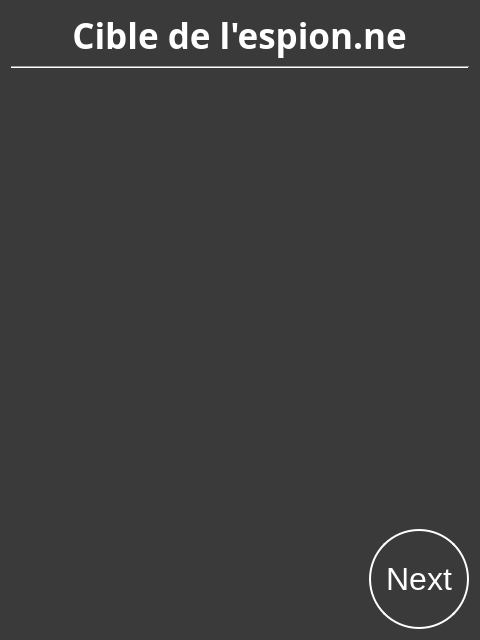
This is SporzOBC-WAL/code/resources/Phases/Night/Spy/target.ui in Eben-Epi/SporzOBC as Qt 5 draws it before an edit. The edited form follows.
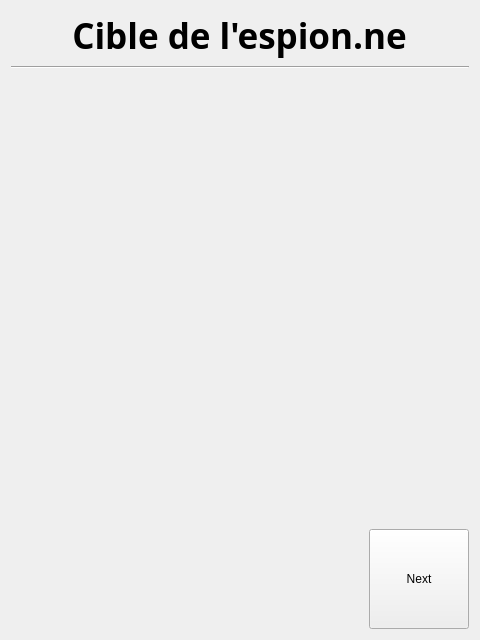
This is the edited form.

Commit message: Changed style management of application (will need to use scratchpad pour a lot of night ui views)

Diff of the .ui file:
```diff
--- a/SporzOBC-WAL/code/resources/Phases/Night/Spy/target.ui
+++ b/SporzOBC-WAL/code/resources/Phases/Night/Spy/target.ui
@@ -13,23 +13,7 @@
   <property name="windowTitle">
    <string>Form</string>
   </property>
-  <property name="styleSheet">
-   <string notr="true">#SpyTarget {
-    background-color: rgb(58, 58, 58);;
-    }
-
-QLabel {
-	color:white;
-}
-
-QPushButton  {
-    border: 2px solid white;
-    background-color: rgb(58, 58, 58);
-    padding: 10px 10px;
-    font-size: 32px;
-	color:white;
-    border-radius: 50px;
-}</string>
+  <property name="styleSheet"><string notr="true"/>
   </property>
   <layout class="QGridLayout" name="gridLayout">
    <item row="0" column="0">
```
The commit also changes 109 other files.
